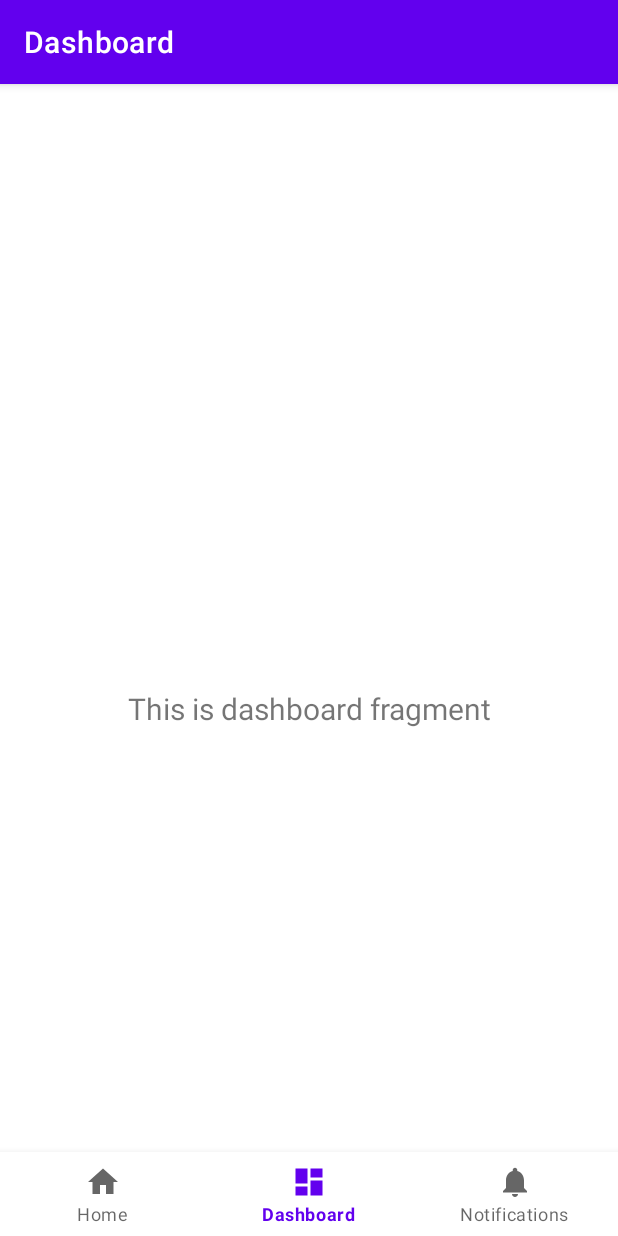
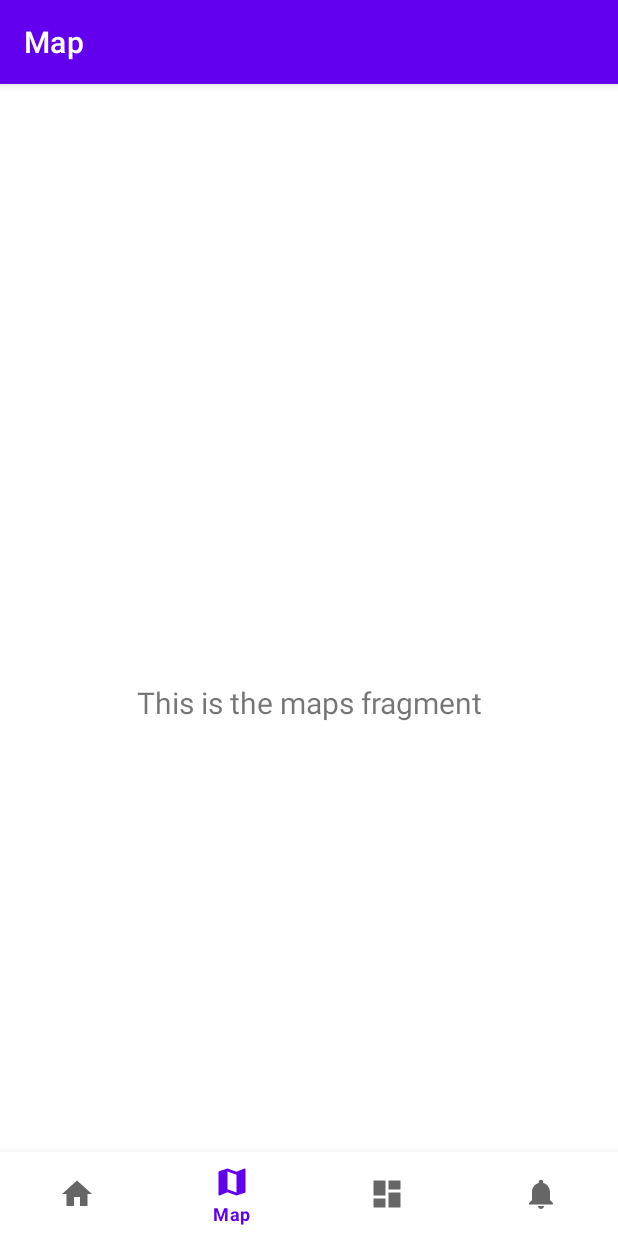
Before and after one commit to WebKingdom/Life_Tok_App, an Android app: the screen it shows after launch (MainActivity), item 2 of the bottom bar chosen, on a phone screen of 412 x 824 dp. Run offline under Robolectric (Android 15) with nearby library versions, the phone set to English and light mode, and no system bars; our stand-ins replace navigation-ui.

Commit message:
Added map to bottom nav bar

```diff
--- a/app/src/main/java/com/sszabo/life_tok/MainActivity.java
+++ b/app/src/main/java/com/sszabo/life_tok/MainActivity.java
@@ -27,7 +27,7 @@ public class MainActivity extends AppCompatActivity {
         // Passing each menu ID as a set of Ids because each
         // menu should be considered as top level destinations.
         AppBarConfiguration appBarConfiguration = new AppBarConfiguration.Builder(
-                R.id.navigation_home, R.id.navigation_dashboard, R.id.navigation_notifications)
+                R.id.navigation_home, R.id.navigation_map, R.id.navigation_dashboard, R.id.navigation_notifications)
                 .build();
         NavController navController = Navigation.findNavController(this, R.id.nav_host_fragment_activity_main);
         NavigationUI.setupActionBarWithNavController(this, navController, appBarConfiguration);
--- /dev/null
+++ b/app/src/main/java/com/sszabo/life_tok/ui/map/MapFragment.java
@@ -0,0 +1,48 @@
+package com.sszabo.life_tok.ui.map;
+
+import android.os.Bundle;
+import android.view.LayoutInflater;
+import android.view.View;
+import android.view.ViewGroup;
+import android.widget.TextView;
+
+import androidx.annotation.NonNull;
+import androidx.annotation.Nullable;
+import androidx.fragment.app.Fragment;
+import androidx.lifecycle.Observer;
+import androidx.lifecycle.ViewModelProvider;
+
+import com.sszabo.life_tok.databinding.FragmentHomeBinding;
+import com.sszabo.life_tok.databinding.FragmentMapBinding;
+import com.sszabo.life_tok.ui.home.HomeViewModel;
+
+public class MapFragment extends Fragment {
+
+    private MapViewModel mapViewModel;
+    private FragmentMapBinding binding;
+
+    @Nullable
+    @Override
+    public View onCreateView(@NonNull LayoutInflater inflater, @Nullable ViewGroup container, @Nullable Bundle savedInstanceState) {
+        mapViewModel = new ViewModelProvider(this).get(MapViewModel.class);
+
+        binding = FragmentMapBinding.inflate(inflater, container, false);
+        View root = binding.getRoot();
+
+        final TextView textView = binding.textMap;
+        mapViewModel.getText().observe(getViewLifecycleOwner(), new Observer<String>() {
+            @Override
+            public void onChanged(String s) {
+                textView.setText(s);
+            }
+        });
+
+        return root;
+    }
+
+    @Override
+    public void onDestroyView() {
+        super.onDestroyView();
+        binding = null;
+    }
+}
--- /dev/null
+++ b/app/src/main/java/com/sszabo/life_tok/ui/map/MapViewModel.java
@@ -0,0 +1,20 @@
+package com.sszabo.life_tok.ui.map;
+
+import androidx.lifecycle.LiveData;
+import androidx.lifecycle.MutableLiveData;
+import androidx.lifecycle.ViewModel;
+
+public class MapViewModel extends ViewModel {
+
+    private MutableLiveData<String> mText;
+
+    public MapViewModel() {
+        mText = new MutableLiveData<>();
+        mText.setValue("This is the maps fragment");
+    }
+
+    public LiveData<String> getText() {
+        return mText;
+    }
+
+}
--- /dev/null
+++ b/app/src/main/res/drawable/ic_baseline_map_24.xml
@@ -0,0 +1,11 @@
+<vector xmlns:android="http://schemas.android.com/apk/res/android"
+    android:width="24dp"
+    android:height="24dp"
+    android:viewportWidth="24"
+    android:viewportHeight="24">
+<!--    android:tint="?attr/colorControlNormal">-->
+
+  <path
+      android:fillColor="@android:color/black"
+      android:pathData="M20.5,3l-0.16,0.03L15,5.1 9,3 3.36,4.9c-0.21,0.07 -0.36,0.25 -0.36,0.48V20.5c0,0.28 0.22,0.5 0.5,0.5l0.16,-0.03L9,18.9l6,2.1 5.64,-1.9c0.21,-0.07 0.36,-0.25 0.36,-0.48V3.5c0,-0.28 -0.22,-0.5 -0.5,-0.5zM15,19l-6,-2.11V5l6,2.11V19z"/>
+</vector>
--- /dev/null
+++ b/app/src/main/res/layout/fragment_map.xml
@@ -0,0 +1,23 @@
+<?xml version="1.0" encoding="utf-8"?>
+<androidx.constraintlayout.widget.ConstraintLayout xmlns:android="http://schemas.android.com/apk/res/android"
+    xmlns:app="http://schemas.android.com/apk/res-auto"
+    xmlns:tools="http://schemas.android.com/tools"
+    android:layout_width="match_parent"
+    android:layout_height="match_parent"
+    tools:context=".ui.map.MapFragment">
+
+    <TextView
+        android:id="@+id/text_map"
+        android:layout_width="0dp"
+        android:layout_height="wrap_content"
+        android:layout_marginStart="8dp"
+        android:layout_marginTop="8dp"
+        android:layout_marginEnd="8dp"
+        android:layout_marginBottom="8dp"
+        android:textAlignment="center"
+        android:textSize="20sp"
+        app:layout_constraintBottom_toBottomOf="parent"
+        app:layout_constraintEnd_toEndOf="parent"
+        app:layout_constraintStart_toStartOf="parent"
+        app:layout_constraintTop_toTopOf="parent" />
+</androidx.constraintlayout.widget.ConstraintLayout>
--- a/app/src/main/res/menu/bottom_nav_menu.xml
+++ b/app/src/main/res/menu/bottom_nav_menu.xml
@@ -5,6 +5,11 @@
         android:id="@+id/navigation_home"
         android:icon="@drawable/ic_home_black_24dp"
         android:title="@string/title_home" />
+
+    <item
+        android:id="@+id/navigation_map"
+        android:icon="@drawable/ic_baseline_map_24"
+        android:title="@string/title_map"/>
 
     <item
         android:id="@+id/navigation_dashboard"
--- a/app/src/main/res/navigation/mobile_navigation.xml
+++ b/app/src/main/res/navigation/mobile_navigation.xml
@@ -12,6 +12,12 @@
         tools:layout="@layout/fragment_home" />
 
     <fragment
+        android:id="@+id/navigation_map"
+        android:name="com.sszabo.life_tok.ui.map.MapFragment"
+        android:label="@string/title_map"
+        tools:layout="@layout/fragment_map" />
+
+    <fragment
         android:id="@+id/navigation_dashboard"
         android:name="com.sszabo.life_tok.ui.dashboard.DashboardFragment"
         android:label="@string/title_dashboard"
--- a/app/src/main/res/values/strings.xml
+++ b/app/src/main/res/values/strings.xml
@@ -1,6 +1,7 @@
 <resources>
     <string name="app_name">Life_Tok</string>
     <string name="title_home">Home</string>
+    <string name="title_map">Map</string>
     <string name="title_dashboard">Dashboard</string>
     <string name="title_notifications">Notifications</string>
 </resources>
```
Also changed, not shown: app/src/main/java/com/sszabo/life_tok/ui/notifications/NotificationsFragment.java (line endings or trailing spaces).
